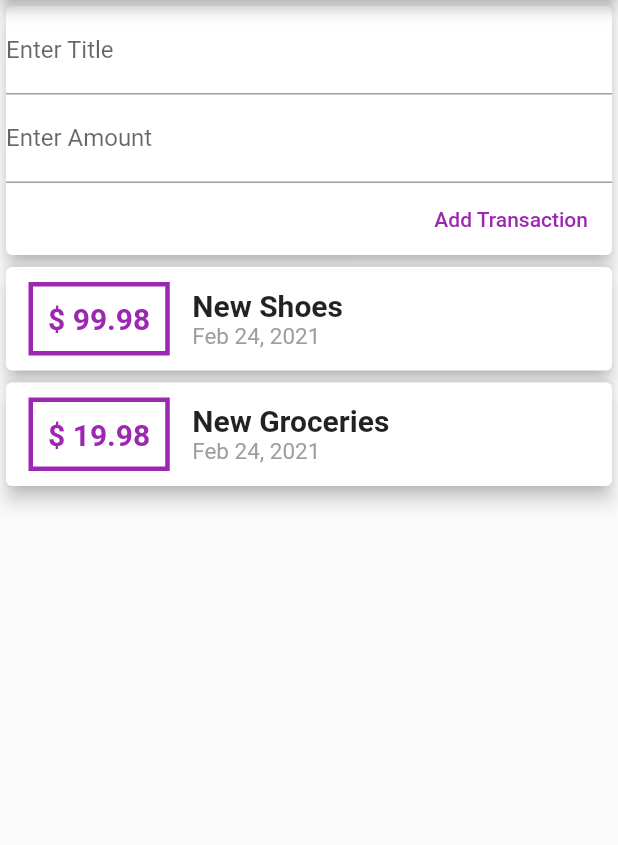
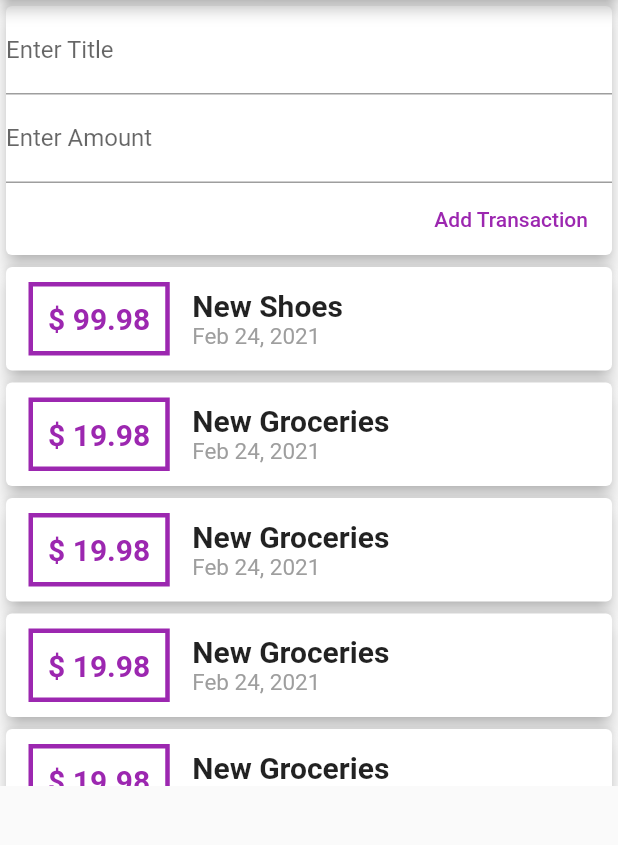
Before and after one commit to mahadi-nsu/expense-tracker-flutter, a Flutter app: the screen it shows after launch, on a phone screen of 412 x 824 dp, the part 84-929 px from its top. Run offline on Flutter 3.47's test engine with Material 2 defaults, Android fonts, the phone set to English and light mode, and no system bars.

```diff
--- a/lib/main.dart
+++ b/lib/main.dart
@@ -38,6 +38,6 @@ class _MyHomePageState extends State<MyHomePage> {
         appBar: AppBar(
           title: Text("Expense Tracker"),
         ),
-        body: UserTranasction());
+        body: SingleChildScrollView(child: UserTranasction()));
   }
 }
--- a/lib/widgets/transaction_list.dart
+++ b/lib/widgets/transaction_list.dart
@@ -10,7 +10,10 @@ class TransactionList extends StatelessWidget {
 
   @override
   Widget build(BuildContext context) {
-    return Column(
+    return Container(
+      height: 350,
+      child: SingleChildScrollView(
+        child: Column(
             children: transactions.map((tx) {
           return Card(
             elevation: 5,
@@ -33,7 +36,8 @@ class TransactionList extends StatelessWidget {
                   children: [
                     Text(
                       tx.title,
-                  style: TextStyle(fontSize: 20, fontWeight: FontWeight.bold),
+                      style:
+                          TextStyle(fontSize: 20, fontWeight: FontWeight.bold),
                     ),
                     Text(
                       DateFormat.yMMMd().format(tx.date),
@@ -44,6 +48,8 @@ class TransactionList extends StatelessWidget {
               ],
             ),
           );
-    }).toList());
+        }).toList()),
+      ),
+    );
   }
 }
--- a/lib/widgets/user_transaction.dart
+++ b/lib/widgets/user_transaction.dart
@@ -16,7 +16,23 @@ class _UserTranasctionState extends State<UserTranasction> {
     Transaction(
         id: 't1', title: 'New Shoes', amount: 99.98, date: DateTime.now()),
     Transaction(
-        id: 't2', title: 'New Groceries', amount: 19.98, date: DateTime.now())
+        id: 't2', title: 'New Groceries', amount: 19.98, date: DateTime.now()),
+    Transaction(
+        id: 't3', title: 'New Groceries', amount: 19.98, date: DateTime.now()),
+    Transaction(
+        id: 't4', title: 'New Groceries', amount: 19.98, date: DateTime.now()),
+    Transaction(
+        id: 't5', title: 'New Groceries', amount: 19.98, date: DateTime.now()),
+    Transaction(
+        id: 't6', title: 'New Groceries', amount: 19.98, date: DateTime.now()),
+    Transaction(
+        id: 't7', title: 'New Groceries', amount: 19.98, date: DateTime.now()),
+    Transaction(
+        id: 't8', title: 'New Groceries', amount: 19.98, date: DateTime.now()),
+    Transaction(
+        id: 't9', title: 'New Groceries', amount: 19.98, date: DateTime.now()),
+    Transaction(
+        id: 't10', title: 'New Groceries', amount: 19.98, date: DateTime.now())
   ];
 
   void _addNewTransaction(String txTitle, double txAmount) {
```
Lines whose indentation alone changed are shown as unchanged.
